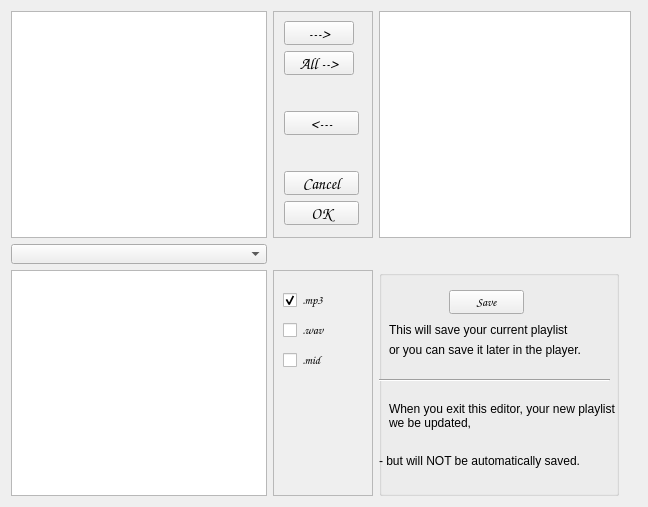
The window that src/forms/editform.ui (Spidersbox/RandomPlayer) describes before a commit, drawn with Qt 5.
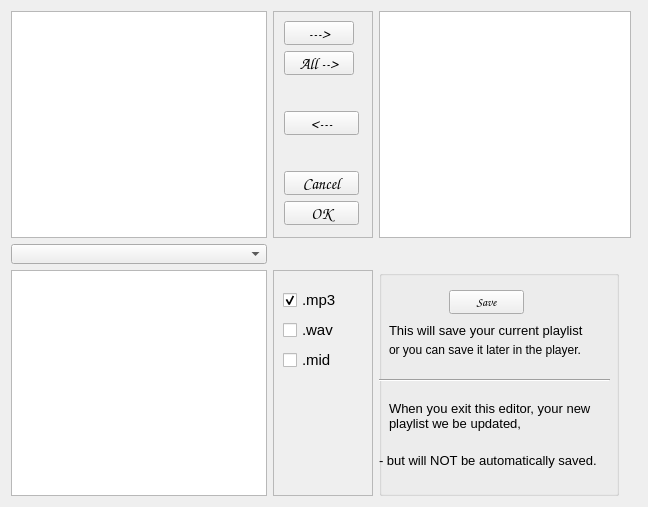
The same window after the commit.

Commit message: font adustments

Patch:
```diff
--- a/src/forms/editform.ui
+++ b/src/forms/editform.ui
@@ -70,8 +70,8 @@
       </property>
       <property name="font">
        <font>
-        <family>Comic Sans MS</family>
-        <bold>true</bold>
+        <family>Ubuntu</family>
+        <pointsize>11</pointsize>
        </font>
       </property>
       <property name="text">
@@ -92,8 +92,8 @@
       </property>
       <property name="font">
        <font>
-        <family>Comic Sans MS</family>
-        <bold>true</bold>
+        <family>Ubuntu</family>
+        <pointsize>11</pointsize>
        </font>
       </property>
       <property name="text">
@@ -111,8 +111,8 @@
       </property>
       <property name="font">
        <font>
-        <family>Comic Sans MS</family>
-        <bold>true</bold>
+        <family>Ubuntu</family>
+        <pointsize>11</pointsize>
        </font>
       </property>
       <property name="text">
@@ -309,7 +309,8 @@
       </property>
       <property name="font">
        <font>
-        <family>Arial</family>
+        <family>Ubuntu</family>
+        <pointsize>10</pointsize>
        </font>
       </property>
       <property name="text">
@@ -364,7 +365,8 @@
       </property>
       <property name="font">
        <font>
-        <family>Arial</family>
+        <family>Ubuntu</family>
+        <pointsize>10</pointsize>
        </font>
       </property>
       <property name="text">
@@ -385,7 +387,8 @@
       </property>
       <property name="font">
        <font>
-        <family>Arial</family>
+        <family>Ubuntu</family>
+        <pointsize>10</pointsize>
        </font>
       </property>
       <property name="text">
```
Left out of the diff: 3 changed lines with no effect on the pictures. The commit also changes 1 other file.
